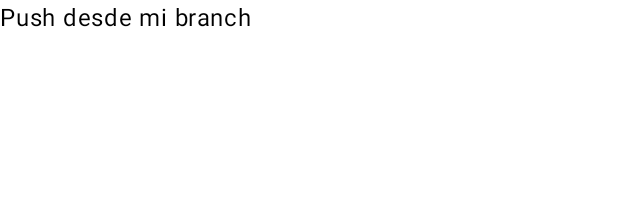
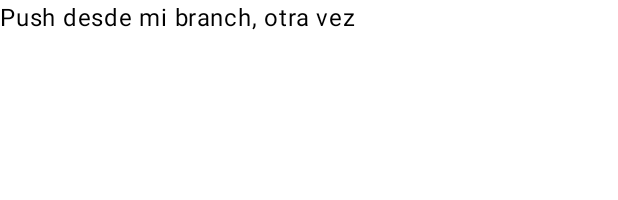
Before and after one commit to Rockking01/NuevoAmanecer, an Android app built with Jetpack Compose: the @Preview function GreetingPreview, on a phone screen of 412 x 824 dp. Shown: the top 200 px of the screen. Run offline under Robolectric (Android 15) with nearby library versions, the phone set to English and light mode, and no system bars.

Commit message:
push branch

```diff
--- a/app/src/main/java/com/example/nuevoamanecer/MainActivity.kt
+++ b/app/src/main/java/com/example/nuevoamanecer/MainActivity.kt
@@ -34,7 +34,7 @@ class MainActivity : ComponentActivity() {
 fun Greeting(name: String, modifier: Modifier = Modifier) {
     Column {
         Text(
-            text = "Push desde mi branch",
+            text = "Push desde mi branch, otra vez",
             modifier = modifier
         )
     }
```
